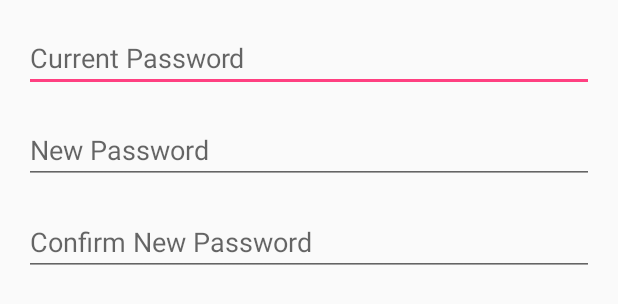
After one commit to azaar/Yora, an Android app: the layout dialog_change_password.xml on its own in the app's theme, with its tools: preview values and no code run, on a phone screen of 412 x 824 dp. The commit adds this screen. Shown: the top 304 px of the screen. Run offline under Robolectric (Android 15) with nearby library versions, the phone set to English and light mode, and no system bars.

Commit message:
app 015 - profile change password

```diff
--- /dev/null
+++ b/app/src/main/res/layout/dialog_change_password.xml
@@ -0,0 +1,36 @@
+<?xml version="1.0" encoding="utf-8"?>
+<LinearLayout
+    xmlns:android="http://schemas.android.com/apk/res/android"
+    android:orientation="vertical"
+    android:layout_width="match_parent"
+    android:layout_height="wrap_content"
+    android:padding="16dp">
+
+    <EditText
+        android:layout_width="match_parent"
+        android:layout_height="wrap_content"
+        android:inputType="textPassword"
+        android:maxLines="1"
+        android:layout_marginBottom="16dp"
+        android:hint="Current Password"
+        android:id="@+id/dialog_change_password_currentPassword"/>
+
+    <EditText
+        android:layout_width="match_parent"
+        android:layout_height="wrap_content"
+        android:inputType="textPassword"
+        android:maxLines="1"
+        android:layout_marginBottom="16dp"
+        android:hint="New Password"
+        android:id="@+id/dialog_change_password_newPassword"/>
+
+    <EditText
+        android:layout_width="match_parent"
+        android:layout_height="wrap_content"
+        android:inputType="textPassword"
+        android:maxLines="1"
+        android:layout_marginBottom="16dp"
+        android:hint="Confirm New Password"
+        android:id="@+id/dialog_change_password_confirmNewPassword"/>
+
+</LinearLayout>
--- a/app/src/main/res/menu/activity_profile.xml
+++ b/app/src/main/res/menu/activity_profile.xml
@@ -8,4 +8,10 @@
         android:title="Edit"
         app:showAsAction="always"/>
 
+    <item
+        android:id="@+id/activity_profile_menuChangePassword"
+        android:title="Change Password"
+        android:icon="@drawable/ic_lock"
+        app:showAsAction="always"/>
+
 </menu>
```
Also changed, not shown: app/src/main/java/com/example/max/yora/activities/ProfileActivity.java (+14 -0 lines), app/src/main/java/com/example/max/yora/dialogs/BaseDialogFragment.java (added, +17 -0 lines), app/src/main/java/com/example/max/yora/dialogs/ChangePasswordDialog.java (added, +49 -0 lines), app/src/main/res/drawable-hdpi/ic_lock.png (added), app/src/main/res/drawable-mdpi/ic_lock.png (added), app/src/main/res/drawable-xhdpi/ic_lock.png (added), app/src/main/res/drawable-xxhdpi/ic_lock.png (added), app/src/main/res/drawable-xxxhdpi/ic_lock.png (added).
